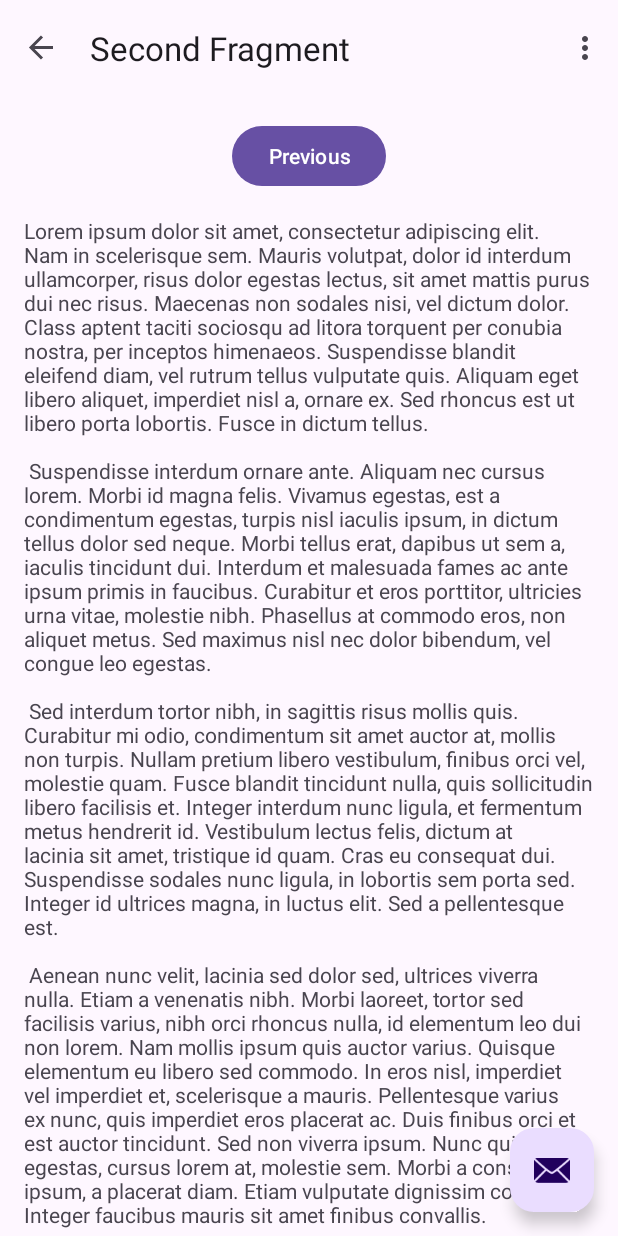
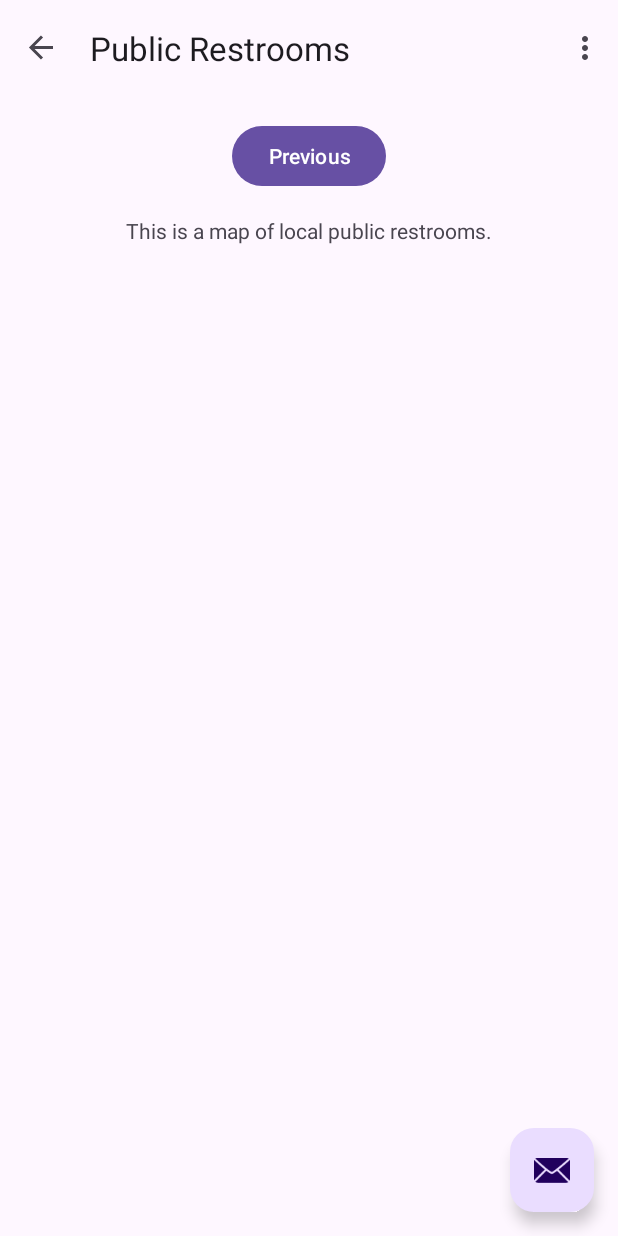
Before and after one commit to blxae/CS374Final, an Android app: the SecondFragment screen opened through its navigation route, on a phone screen of 412 x 824 dp. Run offline under Robolectric (Android 15) with nearby library versions, the phone set to English and light mode, and no system bars; our stand-ins replace navigation-ui.

Commit message:
first changes on nico's branch

```diff
--- a/Project/app/src/main/res/layout/fragment_second.xml
+++ b/Project/app/src/main/res/layout/fragment_second.xml
@@ -26,7 +26,7 @@
             android:layout_width="wrap_content"
             android:layout_height="wrap_content"
             android:layout_marginTop="16dp"
-            android:text="@string/lorem_ipsum"
+            android:text="@string/mapIntro"
             app:layout_constraintBottom_toBottomOf="parent"
             app:layout_constraintEnd_toEndOf="parent"
             app:layout_constraintStart_toStartOf="parent"
--- a/Project/app/src/main/res/values/strings.xml
+++ b/Project/app/src/main/res/values/strings.xml
@@ -3,10 +3,11 @@
     <string name="action_settings">Settings</string>
     <!-- Strings used for fragments for navigation -->
     <string name="first_fragment_label">First Fragment</string>
-    <string name="second_fragment_label">Second Fragment</string>
+    <string name="second_fragment_label">Public Restrooms</string>
     <string name="next">Next</string>
     <string name="previous">Previous</string>
 
+    <string name="mapIntro">This is a map of local public restrooms.</string>
     <string name="lorem_ipsum">
         Lorem ipsum dolor sit amet, consectetur adipiscing elit. Nam in scelerisque sem. Mauris
         volutpat, dolor id interdum ullamcorper, risus dolor egestas lectus, sit amet mattis purus
```
